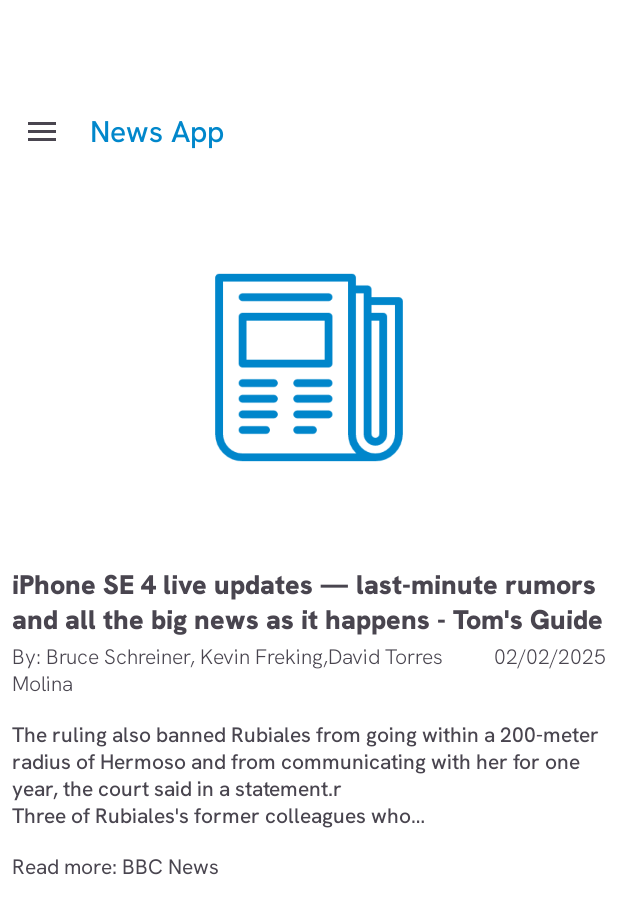
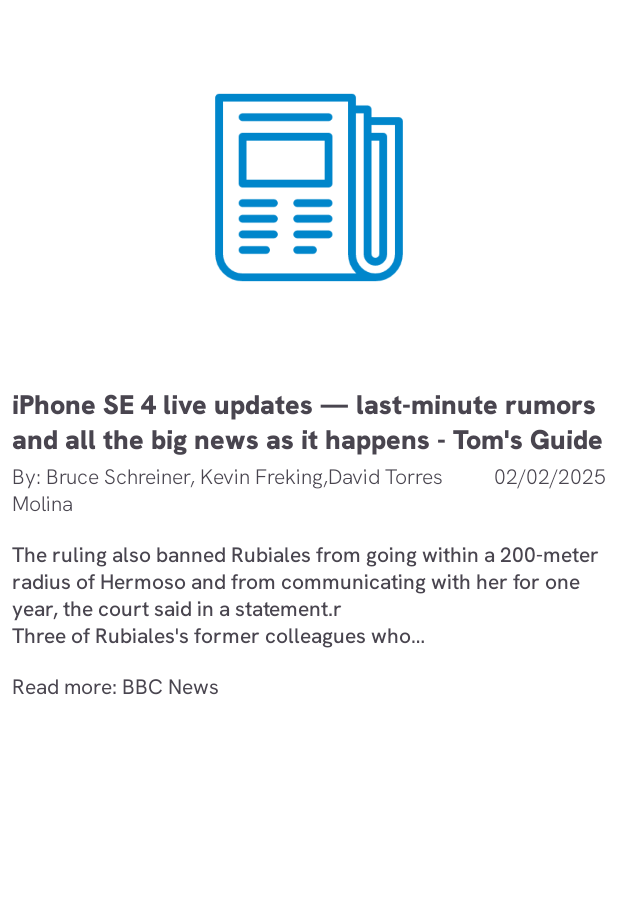
Before and after one commit to Dtorres4433/NewsApp, an Android app: the ContentActivity screen opened directly, with no data from a screen before it, on a phone screen of 412 x 824 dp. Shown: the top 914 px of the screen. Run offline under Robolectric (Android 15) with nearby library versions, the phone set to English and light mode, and no system bars; pictures from the network do not load.

Commit message:
Refactor: Implement navigation drawer, update layouts, and enhance data handling
- Removes `MediaStack`, `News`, and `Pagination` classes.
- Adds new dimens for landscape and w600dp/w1240dp.
- Creates `navigation_drawer.xml` for the navigation menu.
- Includes new drawables: `bookmark.xml`, `home.xml`, `search.xml`.
- Modifies `activity_content.xml` to include navigation and adjust content display.
- Updates `ContentActivity.kt` to handle null author/content data.
- Updates `Source.kt` for nullable ID.
- Adds new `dimens.xml` file.
- Updates `libs.versions.toml` with new library versions.
- Updates `build.gradle.kts` to include new dependencies and view binding.
- Updates `themes.xml` to add styles.
- Updates `Articles.kt` to handle null author, description, and content.
- Modifies `strings.xml` for navigation drawer strings.
- Creates `news2.json` for Lottie animation.
- Updates `NewsAdapter.kt` to handle nullable author/description data.
- Updates `NewsActivity.kt` to use Lottie animation and improve data handling.
- Updates `activity_news.xml` to add Lottie animation and adjust UI elements.
- Removes `MediaStack` import from `ApiService.kt`.

```diff
--- a/app/src/main/java/com/torresdavid/newsapp/Classes/NewsAPI.kt
+++ b/app/src/main/java/com/torresdavid/newsapp/Classes/NewsAPI.kt
@@ -12,8 +12,7 @@ data class NewsAPI(
         parcel.readString()!!,
         parcel.readInt(),
         parcel.createTypedArray(Articles) as Array<Articles>
-    ) {
-    }
+    )
 
     override fun writeToParcel(parcel: Parcel, flags: Int) {
         parcel.writeString(status)
--- a/app/src/main/java/com/torresdavid/newsapp/Activities/ContentActivity.kt
+++ b/app/src/main/java/com/torresdavid/newsapp/ui/ContentActivity.kt
@@ -1,25 +1,19 @@
-package com.torresdavid.newsapp.Activities
+package com.torresdavid.newsapp.ui
 
 import android.content.Intent
 import android.graphics.Color
 import android.net.Uri
 import android.os.Build
 import android.os.Bundle
-import androidx.appcompat.widget.Toolbar
 import android.widget.ImageView
 import android.widget.TextView
-import android.widget.Toast
 import androidx.activity.enableEdgeToEdge
 import androidx.annotation.RequiresApi
-import androidx.appcompat.app.ActionBarDrawerToggle
 import androidx.appcompat.app.AppCompatActivity
-import androidx.core.view.GravityCompat
 import androidx.core.view.ViewCompat
 import androidx.core.view.WindowInsetsCompat
-import androidx.drawerlayout.widget.DrawerLayout
 import coil3.load
 import coil3.request.crossfade
-import com.google.android.material.navigation.NavigationView
 import com.torresdavid.newsapp.Classes.Articles
 import com.torresdavid.newsapp.R
 import java.time.ZoneId
@@ -27,11 +21,6 @@ import java.time.ZonedDateTime
 import java.time.format.DateTimeFormatter
 
 class ContentActivity : AppCompatActivity() {
-    @RequiresApi(Build.VERSION_CODES.O)
-    private lateinit var drawerLayout: DrawerLayout
-    private lateinit var navView: NavigationView
-    private lateinit var toggle: ActionBarDrawerToggle
-
     @RequiresApi(Build.VERSION_CODES.O)
     override fun onCreate(savedInstanceState: Bundle?) {
         super.onCreate(savedInstanceState)
@@ -42,37 +31,6 @@ class ContentActivity : AppCompatActivity() {
             v.setPadding(systemBars.left, systemBars.top, systemBars.right, systemBars.bottom)
             insets
         }
-        drawerLayout = findViewById(R.id.main)
-        navView = findViewById(R.id.nav_view)
-        val toolbar:Toolbar = findViewById(R.id.toolbar)
-        setSupportActionBar(toolbar)
-
-        navView.setNavigationItemSelectedListener { menuItem ->
-            when (menuItem.itemId) {
-                R.id.nav_home -> {
-                    /*val intent = Intent(this, NewsActivity::class.java)
-                    startActivity(intent)*/
-                    Toast.makeText(this, "Home", Toast.LENGTH_SHORT).show()
-                }
-                R.id.nav_search -> {
-                    /*val intent = Intent(this, SearchActivity::class.java)
-                    startActivity(intent)*/
-                    Toast.makeText(this, "Home", Toast.LENGTH_SHORT).show()
-                }
-                R.id.bookmark -> {
-/*                    val intent = Intent(this, BookMarkActivity::class.java)
-                    startActivity(intent)*/
-                    Toast.makeText(this, "Home", Toast.LENGTH_SHORT).show()
-
-                }
-            }
-            drawerLayout.closeDrawer(GravityCompat.START)
-            true
-        }
-
-        toggle = ActionBarDrawerToggle(this, drawerLayout,toolbar,R.string.navigation_drawer_open,R.string.navigation_drawer_close)
-        drawerLayout.addDrawerListener(toggle)
-        toggle.syncState()
 
         val article = intent.getParcelableExtra<Articles>("article")
         if (article != null) {
@@ -109,17 +67,6 @@ class ContentActivity : AppCompatActivity() {
         }
     }
 
-
-    @RequiresApi(Build.VERSION_CODES.O)
-    override fun onBackPressed() {
-        if (drawerLayout.isDrawerOpen(GravityCompat.START)) {
-            drawerLayout.closeDrawer(GravityCompat.START)
-        } else {
-            super.onBackPressed()
-        }
-    }
-
-
     @RequiresApi(Build.VERSION_CODES.O)
     private fun formatedDate(publishedAt: String): CharSequence? {
         val zonedDateTime = ZonedDateTime.parse(publishedAt)
--- a/app/src/main/java/com/torresdavid/newsapp/Activities/MainActivity.kt
+++ b/app/src/main/java/com/torresdavid/newsapp/ui/MainActivity.kt
@@ -1,4 +1,4 @@
-package com.torresdavid.newsapp.Activities
+package com.torresdavid.newsapp.ui
 
 import android.content.Intent
 import android.os.Bundle
--- a/app/src/main/java/com/torresdavid/newsapp/Activities/NewsActivity.kt
+++ b/app/src/main/java/com/torresdavid/newsapp/ui/NewsActivity.kt
@@ -1,10 +1,8 @@
-package com.torresdavid.newsapp.Activities
+package com.torresdavid.newsapp.ui
 
 import android.content.Intent
-import android.net.Uri
 import android.os.Bundle
 import android.view.View
-import android.widget.ProgressBar
 import androidx.activity.enableEdgeToEdge
 import androidx.appcompat.app.AppCompatActivity
 import androidx.core.view.ViewCompat
--- a/app/src/main/res/layout/activity_content.xml
+++ b/app/src/main/res/layout/activity_content.xml
@@ -1,38 +1,12 @@
 <?xml version="1.0" encoding="utf-8"?>
-<androidx.drawerlayout.widget.DrawerLayout xmlns:android="http://schemas.android.com/apk/res/android"
+<androidx.constraintlayout.widget.ConstraintLayout xmlns:android="http://schemas.android.com/apk/res/android"
     xmlns:app="http://schemas.android.com/apk/res-auto"
     xmlns:tools="http://schemas.android.com/tools"
     android:id="@+id/main"
     android:layout_width="match_parent"
     android:layout_height="match_parent"
     android:background="@color/white"
-    tools:context=".Activities.ContentActivity">
-
-    <com.google.android.material.navigation.NavigationView
-        android:id="@+id/nav_view"
-        android:layout_width="wrap_content"
-        android:layout_height="match_parent"
-        android:layout_gravity="start"
-        android:background="@color/white"
-        app:headerLayout="@layout/nav_header"
-        app:menu="@menu/navigation_drawer" />
-
-    <androidx.constraintlayout.widget.ConstraintLayout
-        android:layout_width="match_parent"
-        android:layout_height="match_parent">
-
-        <androidx.appcompat.widget.Toolbar
-            android:id="@+id/toolbar"
-            android:layout_marginTop="56dp"
-            android:layout_width="match_parent"
-            android:layout_height="?attr/actionBarSize"
-            app:layout_constraintEnd_toEndOf="parent"
-            app:layout_constraintStart_toStartOf="parent"
-            app:layout_constraintTop_toTopOf="parent"
-            app:titleTextAppearance="@style/CustomToolbarTitleText"
-            app:popupTheme="@style/Theme.NewsApp.PopupOverlay"
-            app:navigationIconTint="@color/primary"/>
-
+    tools:context=".ui.ContentActivity">
 
     <ImageView
         android:id="@+id/imageView2"
@@ -40,8 +14,9 @@
         android:layout_height="250dp"
         android:contentDescription="TODO"
         app:layout_constraintEnd_toEndOf="parent"
+        app:layout_constraintHorizontal_bias="0.0"
         app:layout_constraintStart_toStartOf="parent"
-            app:layout_constraintTop_toBottomOf="@+id/toolbar"
+        app:layout_constraintTop_toTopOf="parent"
         app:srcCompat="@drawable/img" />
 
     <TextView
@@ -118,9 +93,4 @@
         app:layout_constraintEnd_toEndOf="parent"
         app:layout_constraintStart_toEndOf="@+id/textView5"
         app:layout_constraintTop_toBottomOf="@+id/textView4" />
-
-
 </androidx.constraintlayout.widget.ConstraintLayout>
-
-
-</androidx.drawerlayout.widget.DrawerLayout>
--- a/app/src/main/res/layout/activity_main.xml
+++ b/app/src/main/res/layout/activity_main.xml
@@ -5,7 +5,7 @@
     android:id="@+id/main"
     android:layout_width="match_parent"
     android:layout_height="match_parent"
-    tools:context=".Activities.MainActivity">
+    tools:context=".ui.MainActivity">
 
     <com.airbnb.lottie.LottieAnimationView
         android:id="@+id/lottieAnimationView"
--- a/app/src/main/res/layout/activity_news.xml
+++ b/app/src/main/res/layout/activity_news.xml
@@ -6,7 +6,7 @@
     android:background="@color/white"
     android:layout_width="match_parent"
     android:layout_height="match_parent"
-    tools:context=".Activities.NewsActivity">
+    tools:context=".ui.NewsActivity">
 
     <androidx.cardview.widget.CardView
         android:id="@+id/cardView"
--- a/app/src/main/res/menu/navigation_drawer.xml
+++ /dev/null
@@ -1,16 +0,0 @@
-<?xml version="1.0" encoding="utf-8"?>
-<menu xmlns:android="http://schemas.android.com/apk/res/android"
-    xmlns:app="http://schemas.android.com/apk/res-auto">
-    <item
-        android:id="@+id/nav_home"
-        android:icon="@drawable/home"
-        android:title="Home"/>
-    <item
-        android:id="@+id/nav_search"
-        android:icon="@drawable/search"
-        android:title="Search"/>
-    <item
-        android:id="@+id/bookmark"
-        android:icon="@drawable/bookmark"
-        android:title="Bookmark" />
-</menu>
```
Also changed, not shown: app/src/main/AndroidManifest.xml (+5 -5 lines), app/src/main/java/com/torresdavid/newsapp/Activities/BookMarkActivity.kt (deleted, +0 -21 lines), app/src/main/java/com/torresdavid/newsapp/Activities/SearchActivity.kt (deleted, +0 -21 lines), app/src/main/res/layout/activity_book_mark.xml (deleted, +0 -10 lines), app/src/main/res/layout/activity_search.xml (deleted, +0 -10 lines), app/src/main/res/layout/nav_header.xml (deleted, +0 -30 lines). Lines whose indentation alone changed are shown as unchanged.
